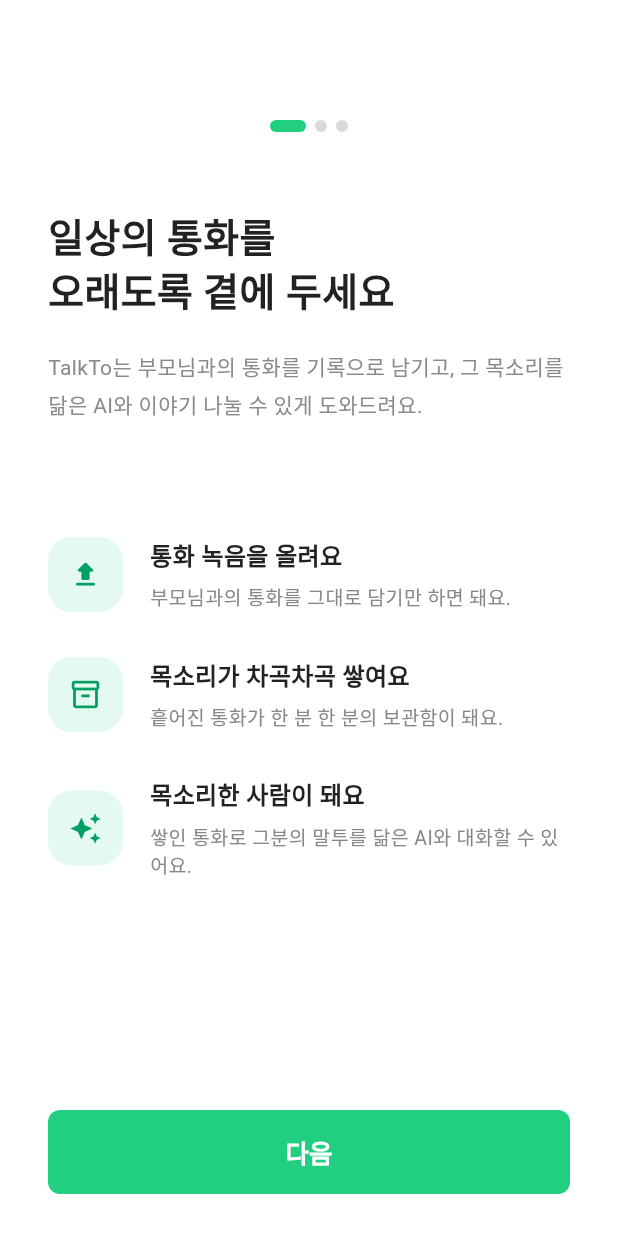
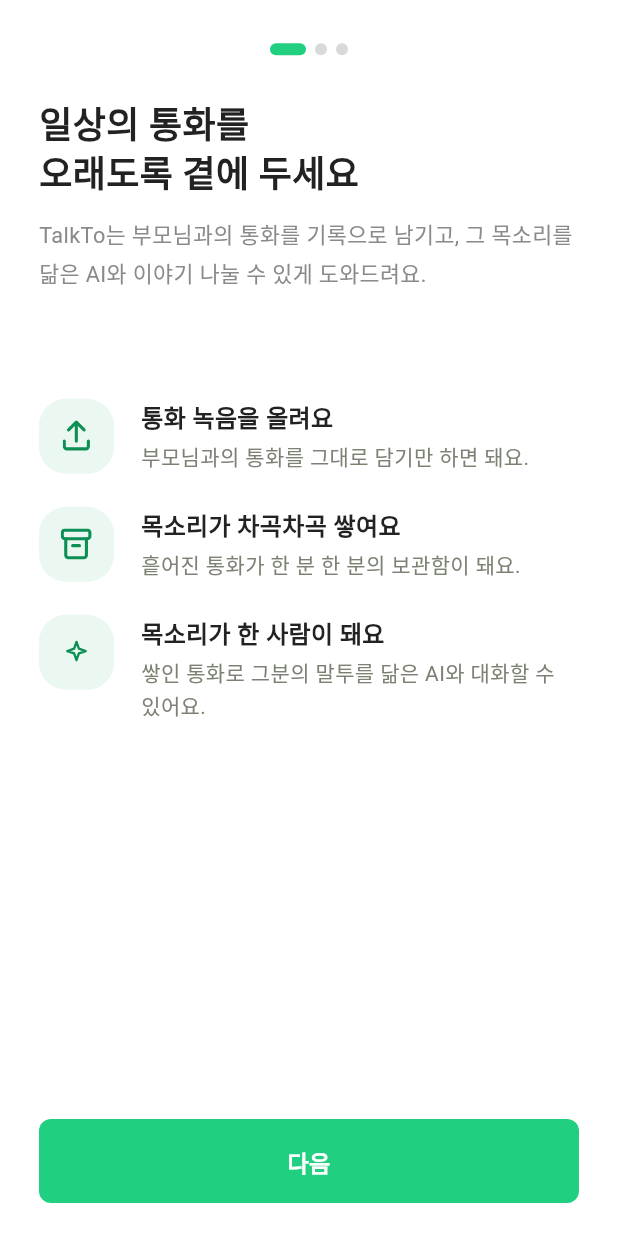
Before and after one commit to MediLux-TalkTo/TalkTo_APP, a Flutter app: the screen it shows after launch, on a phone screen of 412 x 824 dp. Run offline on Flutter 3.47's test engine with Material 3 defaults, Android fonts, the phone set to English and light mode, and no system bars; our stand-ins replace flutter_svg; Roboto replaces fonts that are missing (Pretendard, Pretendard Variable).

Commit message:
fix/onboarding page

```diff
--- a/lib/main.dart
+++ b/lib/main.dart
@@ -15,7 +15,7 @@ class TalkToApp extends StatelessWidget {
       title: 'TalkTo',
       debugShowCheckedModeBanner: false,
       theme: ThemeData(
-        fontFamily: 'Pretendard',
+        fontFamily: 'Pretendard Variable',
         scaffoldBackgroundColor: Colors.white,
         useMaterial3: true,
       ),
--- a/lib/screens/onboarding_intro_screen.dart
+++ b/lib/screens/onboarding_intro_screen.dart
@@ -1,4 +1,5 @@
 import 'package:flutter/material.dart';
+import 'package:flutter_svg/flutter_svg.dart';
 
 import 'profile_setup_screen.dart';
 
@@ -10,48 +11,46 @@ class OnboardingIntroScreen extends StatelessWidget {
     return Scaffold(
       body: SafeArea(
         child: Padding(
-          padding: const EdgeInsets.fromLTRB(32, 80, 32, 28),
+          padding: const EdgeInsets.fromLTRB(26, 28.9, 26, 22),
           child: Column(
             crossAxisAlignment: CrossAxisAlignment.start,
             children: [
-              const Center(
-                child: _StepIndicator(currentIndex: 0),
-              ),
-              const SizedBox(height: 52),
+              const Center(child: _StepIndicator(currentIndex: 0)),
+              const SizedBox(height: 29),
               const Text(
                 '일상의 통화를\n오래도록 곁에 두세요',
                 style: TextStyle(
-                  fontSize: 26,
+                  fontSize: 24,
                   height: 1.3,
-                  fontWeight: FontWeight.w700,
+                  fontWeight: FontWeight.w600,
                   color: Color(0xFF222222),
                 ),
               ),
-              const SizedBox(height: 20),
+              const SizedBox(height: 12),
               const Text(
                 'TalkTo는 부모님과의 통화를 기록으로 남기고, 그 목소리를\n닮은 AI와 이야기 나눌 수 있게 도와드려요.',
                 style: TextStyle(
-                  fontSize: 14,
+                  fontSize: 14.5,
                   height: 1.7,
                   color: Color(0xFF8A8A8A),
                 ),
               ),
-              const SizedBox(height: 76),
+              const SizedBox(height: 70),
               const _FeatureItem(
-                icon: Icons.upload_rounded,
+                assetPath: 'assets/icons/upload_icon.svg',
                 title: '통화 녹음을 올려요',
                 description: '부모님과의 통화를 그대로 담기만 하면 돼요.',
               ),
-              const SizedBox(height: 30),
+              const SizedBox(height: 22),
               const _FeatureItem(
-                icon: Icons.inventory_2_outlined,
+                assetPath: 'assets/icons/stack_icon.svg',
                 title: '목소리가 차곡차곡 쌓여요',
                 description: '흩어진 통화가 한 분 한 분의 보관함이 돼요.',
               ),
-              const SizedBox(height: 30),
+              const SizedBox(height: 22),
               const _FeatureItem(
-                icon: Icons.auto_awesome,
-                title: '목소리한 사람이 돼요',
+                assetPath: 'assets/icons/twinkle_icon.svg',
+                title: '목소리가 한 사람이 돼요',
                 description: '쌓인 통화로 그분의 말투를 닮은 AI와 대화할 수 있어요.',
               ),
               const Spacer(),
@@ -78,7 +77,7 @@ class OnboardingIntroScreen extends StatelessWidget {
                   child: const Text(
                     '다음',
                     style: TextStyle(
-                      fontSize: 17,
+                      fontSize: 15.5,
                       fontWeight: FontWeight.w700,
                     ),
                   ),
@@ -95,9 +94,7 @@ class OnboardingIntroScreen extends StatelessWidget {
 class _StepIndicator extends StatelessWidget {
   final int currentIndex;
 
-  const _StepIndicator({
-    required this.currentIndex,
-  });
+  const _StepIndicator({required this.currentIndex});
 
   @override
   Widget build(BuildContext context) {
@@ -121,12 +118,12 @@ class _StepIndicator extends StatelessWidget {
 }
 
 class _FeatureItem extends StatelessWidget {
-  final IconData icon;
+  final String assetPath;
   final String title;
   final String description;
 
   const _FeatureItem({
-    required this.icon,
+    required this.assetPath,
     required this.title,
     required this.description,
   });
@@ -134,43 +131,51 @@ class _FeatureItem extends StatelessWidget {
   @override
   Widget build(BuildContext context) {
     return Row(
+      crossAxisAlignment: CrossAxisAlignment.start,
       children: [
         Container(
           width: 50,
           height: 50,
           decoration: BoxDecoration(
-            color: const Color(0xFFE4FAF0),
-            borderRadius: BorderRadius.circular(16),
+            color: const Color(0xFFEAF8F1),
+            borderRadius: BorderRadius.circular(18),
           ),
-          child: Icon(
-            icon,
-            color: const Color(0xFF009F65),
-            size: 22,
+          child: Center(
+            child: SvgPicture.asset(assetPath, width: 21, height: 21),
           ),
         ),
+
         const SizedBox(width: 18),
+
         Expanded(
+          child: Padding(
+            padding: const EdgeInsets.only(top: 2),
             child: Column(
               crossAxisAlignment: CrossAxisAlignment.start,
               children: [
                 Text(
                   title,
                   style: const TextStyle(
+                    color: Color(0xFF222222),
                     fontSize: 16,
-                  fontWeight: FontWeight.w700,
-                  color: Color(0xFF222222),
+                    fontWeight: FontWeight.w600,
+                    height: 1.3,
                   ),
                 ),
-              const SizedBox(height: 6),
+
+                const SizedBox(height: 4),
+
                 Text(
                   description,
                   style: const TextStyle(
-                  fontSize: 13,
-                  height: 1.4,
-                  color: Color(0xFF888888),
+                    color: Color(0xFF7C8273),
+                    fontSize: 14,
+                    fontWeight: FontWeight.w400,
+                    height: 1.5,
                   ),
                 ),
               ],
+            ),
           ),
         ),
       ],
--- a/lib/screens/splash_screen.dart
+++ b/lib/screens/splash_screen.dart
@@ -17,7 +17,7 @@ class _SplashScreenState extends State<SplashScreen> {
   void initState() {
     super.initState();
 
-    Timer(const Duration(seconds: 2), () {
+    Timer(const Duration(seconds: 4), () {
       if (!mounted) return;
 
       Navigator.pushReplacement(
@@ -30,9 +30,32 @@ class _SplashScreenState extends State<SplashScreen> {
   @override
   Widget build(BuildContext context) {
     return Scaffold(
+      backgroundColor: Colors.white,
       body: SafeArea(
         child: Center(
-          child: SvgPicture.asset('assets/images/talkto_logo.svg', width: 190),
+          child: Column(
+            mainAxisSize: MainAxisSize.min,
+            children: [
+              SvgPicture.asset('assets/images/talkto_logo.svg', width: 190),
+
+              const SizedBox(height: 24),
+
+              const Text(
+                '일상의 통화를\n우리 가족만의 하나의 이야기로',
+                textAlign: TextAlign.center,
+                style: TextStyle(
+                  color: Color(0xFF7C8273),
+                  fontSize: 16.5,
+                  fontWeight: FontWeight.w400,
+                  height: 28 / 16.5,
+                ),
+              ),
+
+              const SizedBox(height: 18),
+
+              SvgPicture.asset('assets/images/soundwave_logo.svg', width: 150),
+            ],
+          ),
         ),
       ),
     );
--- a/pubspec.yaml
+++ b/pubspec.yaml
@@ -61,6 +61,11 @@ flutter:
 
   assets:
     - assets/images/talkto_logo.svg
+    - assets/images/soundwave_logo.svg
+
+    - assets/icons/stack_icon.svg
+    - assets/icons/twinkle_icon.svg
+    - assets/icons/upload_icon.svg
 
   # To add assets to your application, add an assets section, like this:
   # assets:
```
Also changed, not shown: assets/icons/stack_icon.svg (added), assets/icons/twinkle_icon.svg (added), assets/icons/upload_icon.svg (added), assets/images/soundwave_logo.svg (added). Lines whose indentation alone changed are shown as unchanged.
